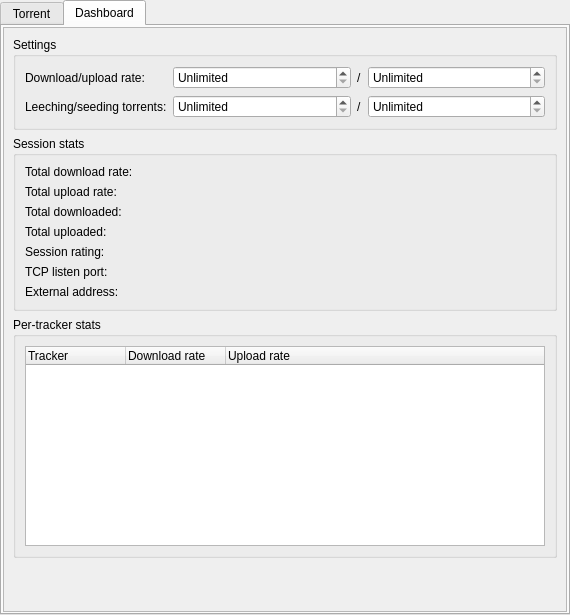
Qt form src/plugins/bittorrent/tabwidget.ui (0xd34df00d/leechcraft) before a commit.
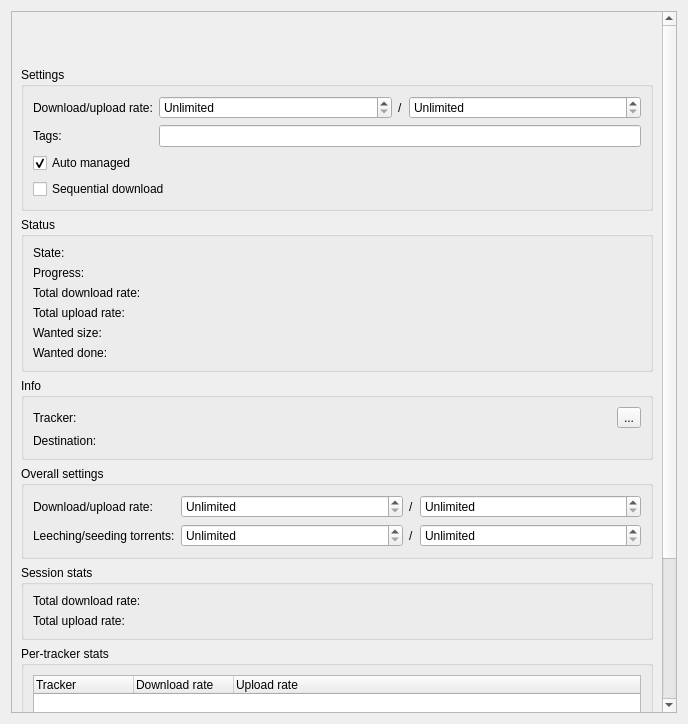
The same form after that commit. The open tabs and pages were chosen to show the change. Custom widgets are drawn as their Qt base class.

Commit message: BitTorrent: unified TabWidget.

Diff of the .ui file:
```diff
--- a/src/plugins/bittorrent/tabwidget.ui
+++ b/src/plugins/bittorrent/tabwidget.ui
@@ -2,59 +2,34 @@
 <ui version="4.0">
  <author>0xd34df00d</author>
  <class>TabWidget</class>
- <widget class="QTabWidget" name="TabWidget">
+ <widget class="QWidget" name="TabWidget">
   <property name="geometry">
    <rect>
     <x>0</x>
     <y>0</y>
-    <width>570</width>
-    <height>615</height>
+    <width>688</width>
+    <height>724</height>
    </rect>
   </property>
-  <property name="sizePolicy">
-   <sizepolicy hsizetype="Minimum" vsizetype="Expanding">
-    <horstretch>2</horstretch>
-    <verstretch>0</verstretch>
-   </sizepolicy>
-  </property>
   <property name="windowTitle">
    <string>LeechCraft::BitTorrent dashboard</string>
   </property>
-  <property name="tabPosition">
-   <enum>QTabWidget::North</enum>
-  </property>
-  <property name="tabShape">
-   <enum>QTabWidget::Rounded</enum>
-  </property>
-  <property name="currentIndex">
-   <number>0</number>
-  </property>
-  <property name="elideMode">
-   <enum>Qt::ElideRight</enum>
-  </property>
-  <widget class="QWidget" name="TorrentControlTab_">
-   <attribute name="title">
-    <string>Torrent</string>
-   </attribute>
-   <layout class="QVBoxLayout" name="verticalLayout_2">
-    <property name="margin">
-     <number>1</number>
-    </property>
+  <layout class="QVBoxLayout" name="verticalLayout_9">
     <item>
      <widget class="QScrollArea" name="scrollArea">
       <property name="widgetResizable">
        <bool>true</bool>
       </property>
-      <widget class="QWidget" name="scrollAreaWidgetContents_2">
+     <widget class="QWidget" name="scrollAreaWidgetContents_3">
        <property name="geometry">
         <rect>
          <x>0</x>
          <y>0</y>
-         <width>560</width>
-         <height>584</height>
-        </rect>
-       </property>
-       <layout class="QVBoxLayout" name="verticalLayout">
+        <width>654</width>
+        <height>812</height>
+       </rect>
+      </property>
+      <layout class="QVBoxLayout" name="verticalLayout_2">
         <item>
          <widget class="QLabel" name="LabelName_">
           <property name="text">
@@ -82,7 +57,7 @@
          </widget>
         </item>
         <item>
-         <widget class="QGroupBox" name="groupBox_2">
+        <widget class="QGroupBox" name="TorrentSettingsBox_">
           <property name="title">
            <string>Settings</string>
           </property>
@@ -170,7 +145,7 @@
             </layout>
            </item>
            <item>
-            <layout class="QVBoxLayout" name="verticalLayout_3">
+           <layout class="QVBoxLayout" name="verticalLayout_4">
              <item>
               <widget class="QCheckBox" name="TorrentManaged_">
                <property name="text">
@@ -235,7 +210,7 @@
             </widget>
            </item>
            <item row="2" column="0">
-            <widget class="QLabel" name="label_15">
+           <widget class="QLabel" name="label_61">
              <property name="text">
               <string>Total download rate:</string>
              </property>
@@ -351,49 +326,7 @@
          </widget>
         </item>
         <item>
-         <spacer name="verticalSpacer">
-          <property name="orientation">
-           <enum>Qt::Vertical</enum>
-          </property>
-          <property name="sizeHint" stdset="0">
-           <size>
-            <width>20</width>
-            <height>40</height>
-           </size>
-          </property>
-         </spacer>
-        </item>
-       </layout>
-      </widget>
-     </widget>
-    </item>
-   </layout>
-  </widget>
-  <widget class="QWidget" name="DashboardTab_">
-   <attribute name="title">
-    <string>Dashboard</string>
-   </attribute>
-   <layout class="QVBoxLayout" name="verticalLayout_4">
-    <property name="margin">
-     <number>1</number>
-    </property>
-    <item>
-     <widget class="QScrollArea" name="scrollArea_2">
-      <property name="widgetResizable">
-       <bool>true</bool>
-      </property>
-      <widget class="QWidget" name="scrollAreaWidgetContents_3">
-       <property name="geometry">
-        <rect>
-         <x>0</x>
-         <y>0</y>
-         <width>560</width>
-         <height>584</height>
-        </rect>
-       </property>
-       <layout class="QVBoxLayout" name="verticalLayout_6">
-        <item>
-         <widget class="QGroupBox" name="groupBox">
+        <widget class="QGroupBox" name="groupBox_4">
           <property name="sizePolicy">
            <sizepolicy hsizetype="Minimum" vsizetype="Preferred">
             <horstretch>0</horstretch>
@@ -401,9 +334,9 @@
            </sizepolicy>
           </property>
           <property name="title">
-           <string>Settings</string>
-          </property>
-          <layout class="QFormLayout" name="formLayout_5">
+          <string>Overall settings</string>
+         </property>
+         <layout class="QFormLayout" name="formLayout_0">
            <property name="fieldGrowthPolicy">
             <enum>QFormLayout::AllNonFixedFieldsGrow</enum>
            </property>
@@ -550,98 +483,28 @@
             <enum>QFormLayout::AllNonFixedFieldsGrow</enum>
            </property>
            <item row="0" column="0">
-            <widget class="QLabel" name="label_22">
-             <property name="text">
-              <string>Total download rate:</string>
-             </property>
-            </widget>
-           </item>
-           <item row="0" column="1">
-            <widget class="QLabel" name="LabelTotalDownloadRate_">
-             <property name="text">
-              <string/>
-             </property>
-            </widget>
-           </item>
-           <item row="1" column="0">
-            <widget class="QLabel" name="label_23">
-             <property name="text">
-              <string>Total upload rate:</string>
-             </property>
-            </widget>
-           </item>
-           <item row="1" column="1">
-            <widget class="QLabel" name="LabelTotalUploadRate_">
-             <property name="text">
-              <string/>
-             </property>
-            </widget>
-           </item>
-           <item row="2" column="0">
             <widget class="QLabel" name="label_24">
              <property name="text">
-              <string>Total downloaded:</string>
+             <string>Total download rate:</string>
              </property>
             </widget>
            </item>
-           <item row="2" column="1">
-            <widget class="QLabel" name="LabelTotalDownloaded_">
+          <item row="0" column="1">
+           <widget class="QLabel" name="LabelTotalDownloadRate_">
              <property name="text">
               <string/>
              </property>
             </widget>
            </item>
-           <item row="3" column="0">
+          <item row="1" column="0">
             <widget class="QLabel" name="label_25">
              <property name="text">
-              <string>Total uploaded:</string>
+             <string>Total upload rate:</string>
              </property>
             </widget>
            </item>
-           <item row="3" column="1">
-            <widget class="QLabel" name="LabelTotalUploaded_">
-             <property name="text">
-              <string/>
-             </property>
-            </widget>
-           </item>
-           <item row="4" column="0">
-            <widget class="QLabel" name="label_18">
-             <property name="text">
-              <string>Session rating:</string>
-             </property>
-            </widget>
-           </item>
-           <item row="4" column="1">
-            <widget class="QLabel" name="LabelSessionRating_">
-             <property name="text">
-              <string/>
-             </property>
-            </widget>
-           </item>
-           <item row="5" column="0">
-            <widget class="QLabel" name="label_31">
-             <property name="text">
-              <string>TCP listen port:</string>
-             </property>
-            </widget>
-           </item>
-           <item row="5" column="1">
-            <widget class="QLabel" name="LabelListenPort_">
-             <property name="text">
-              <string/>
-             </property>
-            </widget>
-           </item>
-           <item row="6" column="0">
-            <widget class="QLabel" name="label_61">
-             <property name="text">
-              <string>External address:</string>
-             </property>
-            </widget>
-           </item>
-           <item row="6" column="1">
-            <widget class="QLabel" name="LabelExternalAddress_">
+          <item row="1" column="1">
+           <widget class="QLabel" name="LabelTotalUploadRate_">
              <property name="text">
               <string/>
              </property>
@@ -655,7 +518,7 @@
           <property name="title">
            <string>Per-tracker stats</string>
           </property>
-          <layout class="QVBoxLayout" name="verticalLayout_5">
+         <layout class="QVBoxLayout" name="verticalLayout_6">
            <item>
             <widget class="QTreeWidget" name="PerTrackerStats_">
              <property name="minimumSize">
@@ -687,25 +550,11 @@
           </layout>
          </widget>
         </item>
-        <item>
-         <spacer name="verticalSpacer_2">
-          <property name="orientation">
-           <enum>Qt::Vertical</enum>
-          </property>
-          <property name="sizeHint" stdset="0">
-           <size>
-            <width>20</width>
-            <height>47</height>
-           </size>
-          </property>
-         </spacer>
-        </item>
        </layout>
       </widget>
      </widget>
     </item>
    </layout>
-  </widget>
  </widget>
  <customwidgets>
   <customwidget>
```
Left out of the diff: 49 changed lines with no effect on the pictures. Lines whose indentation alone changed are shown as unchanged. The commit also changes 2 other files.
